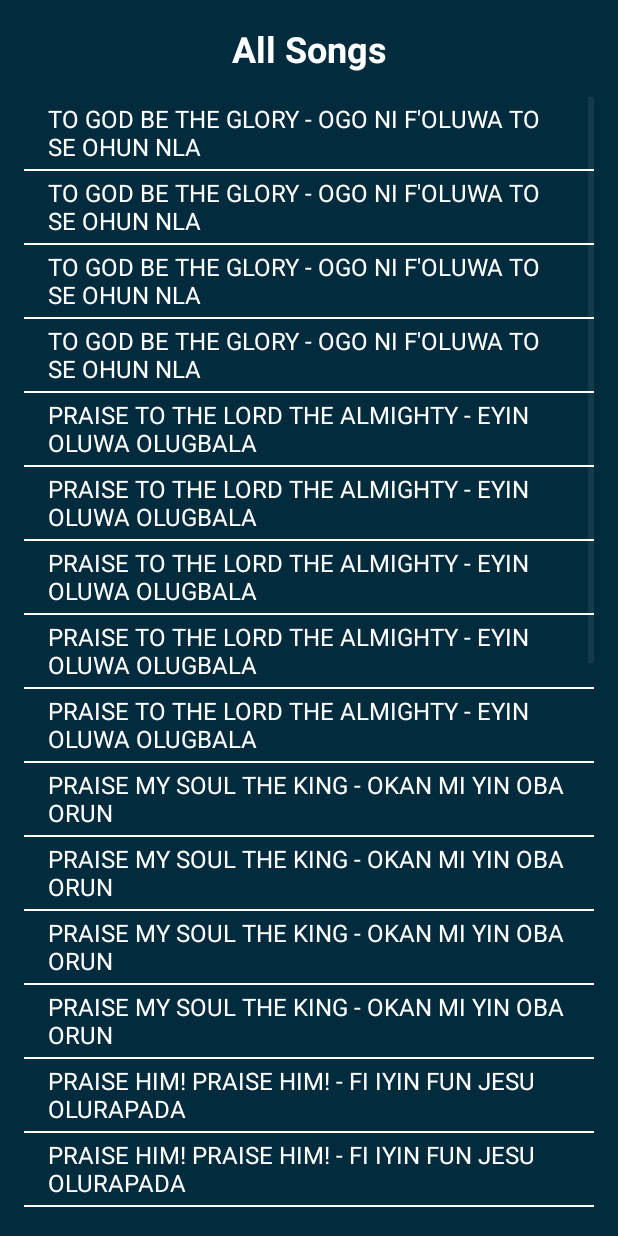
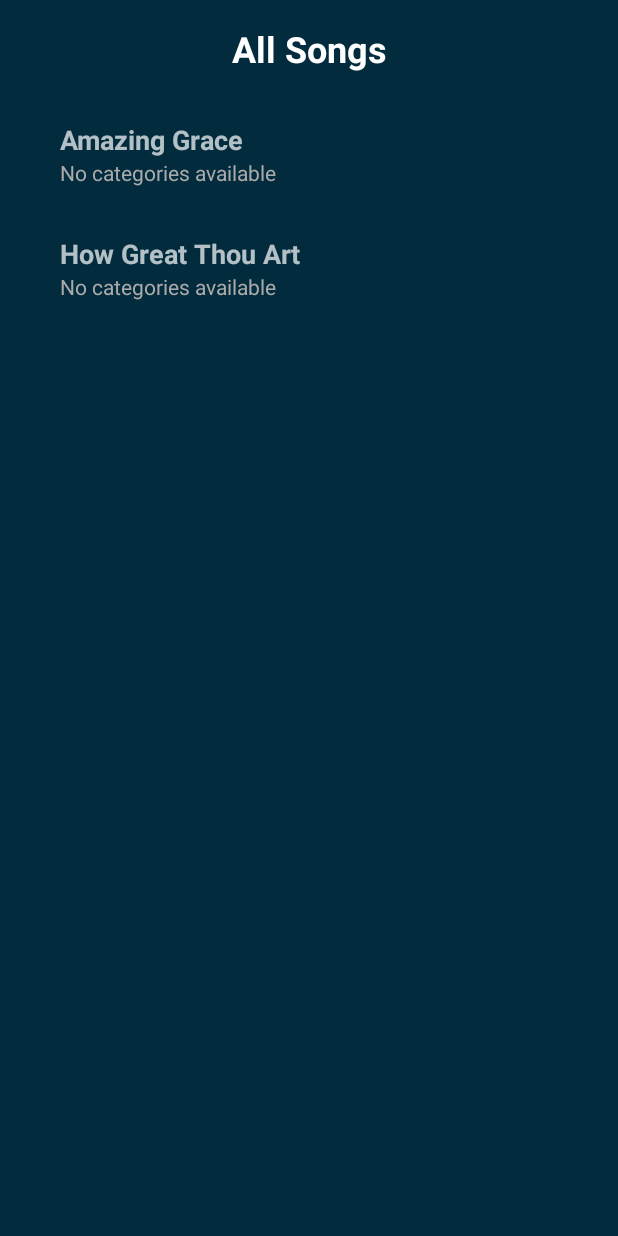
Before and after one commit to Timmilytim/Grace-Hymns, an Android app: the AllSongsActivity screen opened directly, with no data from a screen before it, on a phone screen of 412 x 824 dp. Run offline under Robolectric (Android 15) with nearby library versions, the phone set to English and light mode, and no system bars.

Commit message:
Working on the ALL Songs Class

```diff
--- a/app/build.gradle
+++ b/app/build.gradle
@@ -71,4 +71,6 @@ dependencies {
     annotationProcessor 'androidx.room:room-compiler:2.5.1'
     implementation 'com.google.android.material:material:1.9.0'
     implementation 'androidx.cardview:cardview:1.0.0'
+    implementation 'com.readystatesoftware.sqliteasset:sqliteassethelper:2.0.1'
+
 }
--- a/app/src/main/java/com/example/gracehyms/AllSongsActivity.java
+++ b/app/src/main/java/com/example/gracehyms/AllSongsActivity.java
@@ -1,72 +1,36 @@
 package com.example.gracehyms;
 
-import android.content.Intent;
 import android.os.Bundle;
-import android.view.View;
-import android.widget.AdapterView;
-import android.widget.ArrayAdapter;
-import android.widget.ListView;
-import android.widget.Toast;
-
 import androidx.appcompat.app.AppCompatActivity;
+import androidx.recyclerview.widget.LinearLayoutManager;
+import androidx.recyclerview.widget.RecyclerView;
 import java.util.ArrayList;
+import java.util.List;
 
 public class AllSongsActivity extends AppCompatActivity {
 
-    private ListView listViewSongs;
-    private ArrayList<Hymn> hymnList;
-    private ArrayList<String> songTitles;
+    private RecyclerView hymnTitles;
+    private HymnAdapter hymnAdapter;
 
     @Override
     protected void onCreate(Bundle savedInstanceState) {
         super.onCreate(savedInstanceState);
+        // Set the layout for this activity
         setContentView(R.layout.activity_all_songs);
 
-        // Initialize UI components
-        listViewSongs = findViewById(R.id.listViewSongs);
+        // Reference the RecyclerView by its ID
+        hymnTitles = findViewById(R.id.hymn_title);
 
-        // Load hymns from the CSV file
-        loadHymnsFromCSV();
+        // Create a list of hymns (You can later replace this with real data from your database)
+        List<Hymn> hymnList = new ArrayList<>();
+        hymnList.add(new Hymn("1", "Amazing Grace", "Ire Olugbala", "1", "1", "Lyrics here", "Orin Yoruba", "Praise", false));
+        hymnList.add(new Hymn("2", "How Great Thou Art", "Bawo ni o se nla", "2", "1", "Lyrics here", "Orin Yoruba", "Worship", false));
 
-        // Extract song titles for display
-        songTitles = new ArrayList<>();
-        for (Hymn hymn : hymnList) {
-            songTitles.add(hymn.getEnglishTitle() + " - " + hymn.getYorubaTitle());
-        }
+        // Initialize the adapter with the hymn list
+        hymnAdapter = new HymnAdapter(this, hymnList);
 
-        // Set up the adapter for the ListView
-        ArrayAdapter<String> adapter = new ArrayAdapter<>(
-                this,
-                android.R.layout.simple_list_item_1,
-                songTitles
-        );
-        listViewSongs.setAdapter(adapter);
-
-        // Handle click events on the song list
-        listViewSongs.setOnItemClickListener(new AdapterView.OnItemClickListener() {
-            @Override
-            public void onItemClick(AdapterView<?> parent, View view, int position, long id) {
-                Hymn selectedHymn = hymnList.get(position);
-                Toast.makeText(AllSongsActivity.this, "Selected: " + selectedHymn.getEnglishTitle(), Toast.LENGTH_SHORT).show();
-
-                // Pass selected hymn details to another activity if needed
-//                Intent intent = new Intent(AllSongsActivity.this, HymnDetailActivity.class);
-//                intent.putExtra("hymn", selectedHymn); // You need to make Hymn implement Serializable or Parcelable
-//                startActivity(intent);
-            }
-        });
-    }
-
-    private void loadHymnsFromCSV() {
-        // Use the CSVReader utility to load hymns
-        hymnList = CSVReader.readHymnsFromCSV(this, "Hymns.csv");
-    }
-
-    @Override
-    public void onBackPressed() {
-        super.onBackPressed();
-        Intent intent = new Intent(AllSongsActivity.this, Dashboard.class);
-        startActivity(intent);
-        finish();
+        // Set up RecyclerView with the layout manager and adapter
+        hymnTitles.setLayoutManager(new LinearLayoutManager(this));
+        hymnTitles.setAdapter(hymnAdapter);
     }
 }
--- a/app/src/main/java/com/example/gracehyms/CSVReader.java
+++ /dev/null
@@ -1,58 +0,0 @@
-package com.example.gracehyms;
-
-import android.content.Context;
-import android.util.Log;
-import java.io.BufferedReader;
-import java.io.InputStream;
-import java.io.InputStreamReader;
-import java.util.ArrayList;
-
-public class CSVReader {
-
-    public static ArrayList<Hymn> readHymnsFromCSV(Context context, String fileName) {
-        ArrayList<Hymn> hymnList = new ArrayList<>();
-
-        try {
-            // Open the CSV file from assets
-            InputStream is = context.getAssets().open(fileName);
-            BufferedReader reader = new BufferedReader(new InputStreamReader(is));
-
-            String line;
-            boolean isHeader = true;
-
-            while ((line = reader.readLine()) != null) {
-                // Skip the header row
-                if (isHeader) {
-                    isHeader = false;
-                    continue;
-                }
-
-                // Split the line by commas
-                String[] data = line.split(",");
-
-                // Extract columns
-                String id = data[0].trim();
-                String englishTitle = data[1].trim();
-                String yorubaTitle = data[2].trim();
-                String number = data[3].trim();
-                String verseNumber = data[4].trim();
-                String englishLyrics = data[5].trim();
-                String yorubaLyrics = data[6].trim();
-                String type = data[7].trim();
-                boolean isFavorite = data[8].trim().equalsIgnoreCase("true");
-
-                // Create a Hymn object
-                Hymn hymn = new Hymn(id, englishTitle, yorubaTitle, number, verseNumber, englishLyrics, yorubaLyrics, type, isFavorite);
-
-                // Add to the list
-                hymnList.add(hymn);
-            }
-
-            reader.close();
-        } catch (Exception e) {
-            Log.e("CSVReader", "Error reading CSV file", e);
-        }
-
-        return hymnList;
-    }
-}
--- a/app/src/main/java/com/example/gracehyms/Dashboard.java
+++ b/app/src/main/java/com/example/gracehyms/Dashboard.java
@@ -4,10 +4,9 @@ import android.content.Intent;
 import android.os.Bundle;
 import android.widget.LinearLayout;
 
-import androidx.activity.EdgeToEdge;
 import androidx.appcompat.app.AppCompatActivity;
+import androidx.core.view.ViewCompat;
 import androidx.core.graphics.Insets;
-import androidx.core.view.ViewCompat;
 import androidx.core.view.WindowInsetsCompat;
 
 public class Dashboard extends AppCompatActivity {
@@ -15,23 +14,22 @@ public class Dashboard extends AppCompatActivity {
     @Override
     protected void onCreate(Bundle savedInstanceState) {
         super.onCreate(savedInstanceState);
-        EdgeToEdge.enable(this);
         setContentView(R.layout.dashboard);
+
+        // Handling the insets to avoid system bar overlap
         ViewCompat.setOnApplyWindowInsetsListener(findViewById(R.id.main), (v, insets) -> {
             Insets systemBars = insets.getInsets(WindowInsetsCompat.Type.systemBars());
             v.setPadding(systemBars.left, systemBars.top, systemBars.right, systemBars.bottom);
             return insets;
         });
 
-
-//        Switching to the All Songs page
+        // Switching to the All Songs page
         LinearLayout btnAllSongs = findViewById(R.id.all_songs);
 
         btnAllSongs.setOnClickListener(v -> {
+            // Create an Intent to open the AllSongsActivity
             Intent intent = new Intent(Dashboard.this, AllSongsActivity.class);
             startActivity(intent);
         });
-
-
     }
 }
--- a/app/src/main/java/com/example/gracehyms/Hymn.java
+++ b/app/src/main/java/com/example/gracehyms/Hymn.java
@@ -1,4 +1,6 @@
 package com.example.gracehyms;
+
+import java.util.List;
 
 public class Hymn {
     private String id;
@@ -10,6 +12,7 @@ public class Hymn {
     private String yorubaLyrics;
     private String type;
     private boolean isFavorite;
+    private List<String> categories;
 
     // Constructor
     public Hymn(String id, String englishTitle, String yorubaTitle, String number, String verseNumber,
@@ -23,6 +26,7 @@ public class Hymn {
         this.yorubaLyrics = yorubaLyrics;
         this.type = type;
         this.isFavorite = isFavorite;
+//        this.categories = categories;
     }
 
     // Getters
@@ -61,4 +65,8 @@ public class Hymn {
     public boolean isFavorite() {
         return isFavorite;
     }
+
+    public List<String> getCategories() {
+        return categories;
+    }
 }
--- /dev/null
+++ b/app/src/main/java/com/example/gracehyms/HymnAdapter.java
@@ -0,0 +1,59 @@
+package com.example.gracehyms;
+
+import android.content.Context;
+import android.view.LayoutInflater;
+import android.view.View;
+import android.view.ViewGroup;
+import android.widget.TextView;
+import androidx.recyclerview.widget.RecyclerView;
+import java.util.List;
+
+public class HymnAdapter extends RecyclerView.Adapter<HymnAdapter.HymnViewHolder> {
+
+    private Context context;
+    private List<Hymn> hymnList;
+
+    public HymnAdapter(Context context, List<Hymn> hymnList) {
+        this.context = context;
+        this.hymnList = hymnList;
+    }
+
+    @Override
+    public HymnViewHolder onCreateViewHolder(ViewGroup parent, int viewType) {
+        // Inflate the layout for each hymn item
+        View view = LayoutInflater.from(context).inflate(R.layout.item_hymn, parent, false);
+        return new HymnViewHolder(view);
+    }
+
+    @Override
+    public void onBindViewHolder(HymnViewHolder holder, int position) {
+        Hymn hymn = hymnList.get(position);
+        // Set the hymn title
+        holder.tvEnglishTitle.setText(hymn.getEnglishTitle());
+
+        // Check if categories is null before calling toString()
+        if (hymn.getCategories() != null) {
+            holder.tvCategories.setText(hymn.getCategories().toString());
+        } else {
+            holder.tvCategories.setText("No categories available");
+        }
+    }
+
+
+    @Override
+    public int getItemCount() {
+        return hymnList.size();
+    }
+
+    // ViewHolder class to hold the views for each hymn item
+    public static class HymnViewHolder extends RecyclerView.ViewHolder {
+        TextView tvEnglishTitle;
+        TextView tvCategories;
+
+        public HymnViewHolder(View itemView) {
+            super(itemView);
+            tvEnglishTitle = itemView.findViewById(R.id.tvHymnTitle);
+            tvCategories = itemView.findViewById(R.id.tvCategories);
+        }
+    }
+}
--- /dev/null
+++ b/app/src/main/java/com/example/gracehyms/MyDatabaseHelper.java
@@ -0,0 +1,13 @@
+package com.example.gracehyms;
+
+import android.content.Context;
+import com.readystatesoftware.sqliteasset.SQLiteAssetHelper;
+
+public class MyDatabaseHelper extends SQLiteAssetHelper {
+    private static final String DATABASE_NAME = "HymnBook.db";
+    private static final int DATABASE_VERSION = 1;
+
+    public MyDatabaseHelper(Context context) {
+        super(context, DATABASE_NAME, null, DATABASE_VERSION);
+    }
+}
--- a/app/src/main/res/layout/activity_all_songs.xml
+++ b/app/src/main/res/layout/activity_all_songs.xml
@@ -1,11 +1,12 @@
 <?xml version="1.0" encoding="utf-8"?>
-<LinearLayout
-    xmlns:android="http://schemas.android.com/apk/res/android"
+<LinearLayout xmlns:android="http://schemas.android.com/apk/res/android"
     android:layout_width="match_parent"
     android:layout_height="match_parent"
+    xmlns:tools="http://schemas.android.com/tools"
     android:orientation="vertical"
     android:padding="16dp"
-    android:background="@color/custom">
+    android:background="@color/custom"
+    tools:context=".AllSongsActivity">
 
     <!-- Title -->
     <TextView
@@ -19,13 +20,12 @@
         android:paddingBottom="8dp"
         android:textColor="@color/white" />
 
-    <!-- ListView for Songs -->
-    <ListView
-        android:id="@+id/listViewSongs"
+    <androidx.recyclerview.widget.RecyclerView
+        android:id="@+id/hymn_title"
         android:layout_width="match_parent"
         android:layout_height="wrap_content"
-        android:background="@color/custom"
-        android:divider="@color/white"
-        android:dividerHeight="1dp"
-        android:paddingTop="8dp" />
+        android:textSize="18sp"
+        android:textColor="@color/white"
+        android:padding="8dp"/>
+
 </LinearLayout>
--- /dev/null
+++ b/app/src/main/res/layout/item_hymn.xml
@@ -0,0 +1,25 @@
+<?xml version="1.0" encoding="utf-8"?>
+<LinearLayout xmlns:android="http://schemas.android.com/apk/res/android"
+    android:layout_width="match_parent"
+    android:layout_height="wrap_content"
+    android:orientation="vertical"
+    android:padding="16dp">
+
+    <!-- Hymn Title -->
+    <TextView
+        android:id="@+id/tvHymnTitle"
+        android:layout_width="wrap_content"
+        android:layout_height="wrap_content"
+        android:text="Hymn Title"
+        android:textSize="18sp"
+        android:textStyle="bold" />
+
+    <!-- Categories -->
+    <TextView
+        android:id="@+id/tvCategories"
+        android:layout_width="wrap_content"
+        android:layout_height="wrap_content"
+        android:text="Categories"
+        android:textSize="14sp"
+        android:textColor="@android:color/darker_gray" />
+</LinearLayout>
--- a/app/src/main/res/values/strings.xml
+++ b/app/src/main/res/values/strings.xml
@@ -1,3 +1,3 @@
 <resources>
-    <string name="app_name">Grace Hyms</string>
+    <string name="app_name">Grace Hymns</string>
 </resources>
```
Also changed, not shown: app/src/main/assets/databases/HymnBook.db (added).
